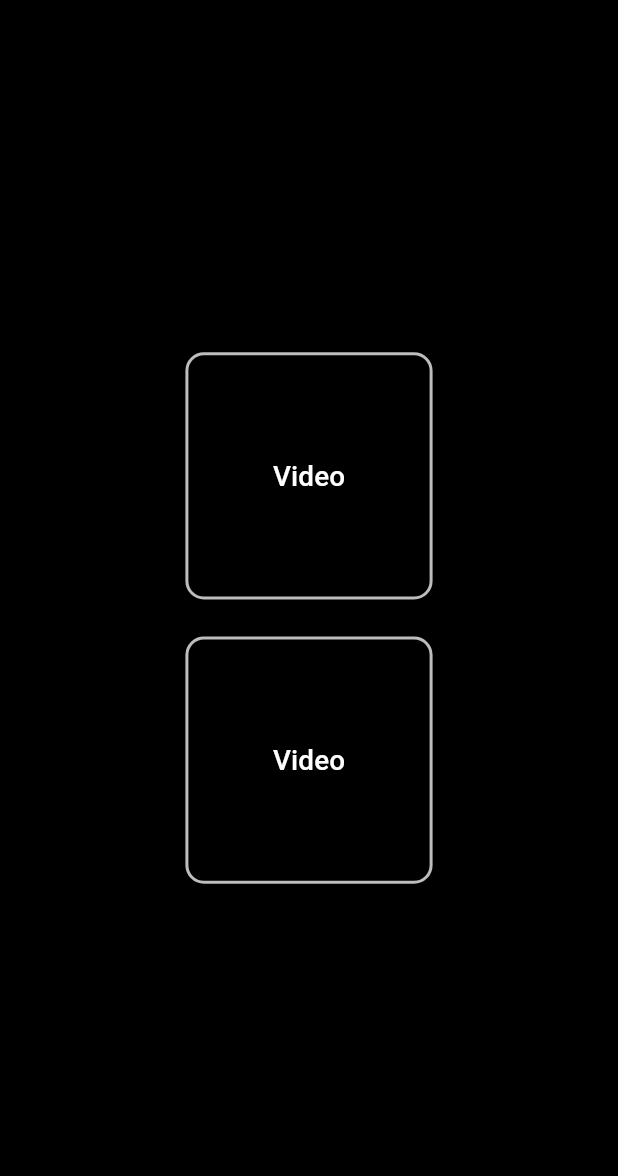
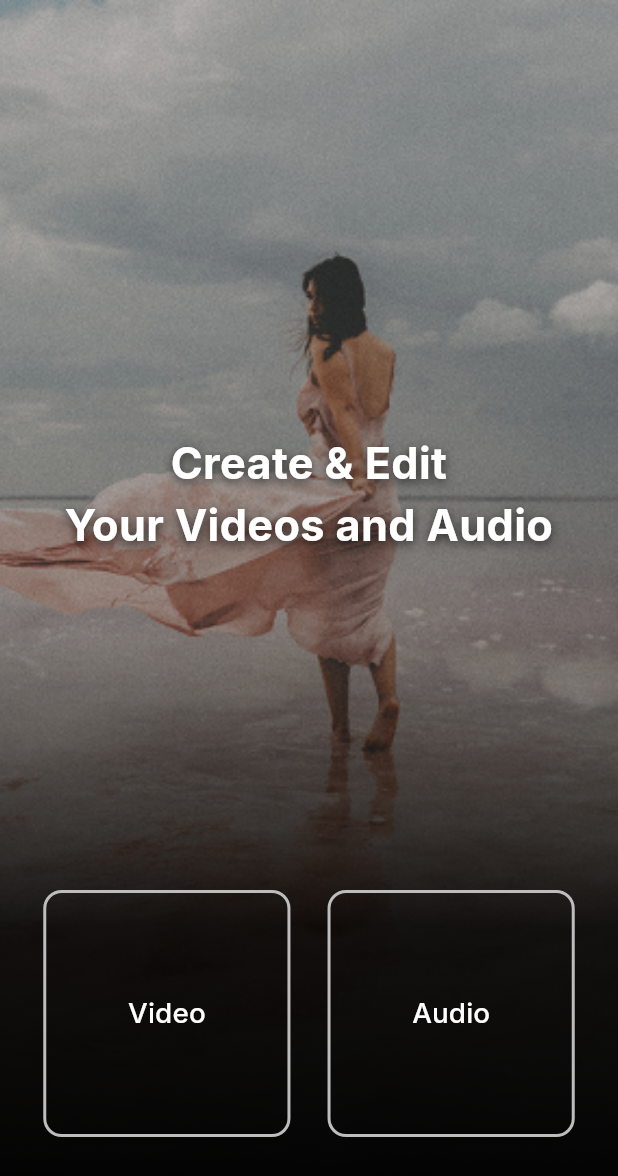
Before and after one commit to NikhilD1998/video_editor, a Flutter app: the screen it shows after launch, on a phone screen of 412 x 824 dp. Shown: the top 1176 px of the screen. Run offline on Flutter 3.47's test engine with Material 3 defaults, Android fonts, the light colour scheme and no system bars; our stand-ins replace google_fonts.

Commit message:
Refactor code structure for improved readability and maintainability

```diff
--- a/lib/main.dart
+++ b/lib/main.dart
@@ -1,6 +1,7 @@
 import 'package:flutter/material.dart';
 import 'package:video_editor/helpers/constants.dart';
 import 'package:video_editor/screens/splash_screen.dart';
+import 'package:google_fonts/google_fonts.dart';
 
 void main() {
   runApp(const MyApp());
@@ -16,6 +17,9 @@ class MyApp extends StatelessWidget {
       theme: ThemeData(
         scaffoldBackgroundColor: Colors.black,
         colorScheme: ColorScheme.fromSeed(seedColor: primaryColor),
+        textTheme: GoogleFonts.interTextTheme(
+          Theme.of(context).textTheme,
+        ), // Set Inter globally
       ),
       debugShowCheckedModeBanner: false,
       home: const SplashScreen(),
--- a/lib/screens/selection_screen.dart
+++ b/lib/screens/selection_screen.dart
@@ -10,16 +10,71 @@ class SelectionScreen extends StatelessWidget {
     final double buttonSize = ScreenSizes.width(context) * 0.4;
 
     return Scaffold(
-      body: Center(
-        child: Column(
-          mainAxisSize: MainAxisSize.min,
+      body: Stack(
+        children: [
+          SizedBox.expand(
+            child: Image.asset(
+              'assets/images/background.jpg',
+              fit: BoxFit.cover,
+            ),
+          ),
+          // Add a semi-transparent black overlay for shadow effect
+          SizedBox.expand(
+            child: Container(color: Colors.black.withOpacity(0.25)),
+          ),
+          Positioned(
+            left: 0,
+            right: 0,
+            top: ScreenSizes.height(context) * 0.35,
+            child: Center(
+              child: Text(
+                'Create & Edit\nYour Videos and Audio',
+                textAlign: TextAlign.center,
+                style: TextStyle(
+                  color: Colors.white,
+                  fontSize: ScreenSizes.width(context) * 0.07,
+                  fontWeight: FontWeight.bold,
+                  shadows: [
+                    Shadow(
+                      color: Colors.black.withOpacity(0.7),
+                      blurRadius: 8,
+                      offset: const Offset(0, 2),
+                    ),
+                  ],
+                ),
+              ),
+            ),
+          ),
+          Positioned(
+            left: 0,
+            right: 0,
+            bottom: 0,
+            height: ScreenSizes.height(context) * 0.5,
+            child: IgnorePointer(
+              child: Container(
+                decoration: const BoxDecoration(
+                  gradient: LinearGradient(
+                    begin: Alignment.topCenter,
+                    end: Alignment.bottomCenter,
+                    colors: [Colors.transparent, Colors.black87, Colors.black],
+                  ),
+                ),
+              ),
+            ),
+          ),
+          Positioned(
+            left: 0,
+            right: 0,
+            bottom: ScreenSizes.height(context) * 0.08,
+            child: Row(
+              mainAxisAlignment: MainAxisAlignment.center,
               children: [
                 SizedBox(
                   width: buttonSize,
                   height: buttonSize,
                   child: CustomButton(onPressed: () {}, text: 'Video'),
                 ),
-            SizedBox(height: ScreenSizes.height(context) * 0.03),
+                SizedBox(width: ScreenSizes.width(context) * 0.06),
                 SizedBox(
                   width: buttonSize,
                   height: buttonSize,
@@ -28,6 +83,8 @@ class SelectionScreen extends StatelessWidget {
               ],
             ),
           ),
+        ],
+      ),
     );
   }
 }
--- a/lib/widgets/custom_button.dart
+++ b/lib/widgets/custom_button.dart
@@ -19,11 +19,9 @@ class CustomButton extends StatelessWidget {
           ),
         ),
       ),
-      onPressed: () {
-        // TODO: Navigate to video screen
-      },
+      onPressed: onPressed,
       child: Text(
-        'Video',
+        text,
         style: TextStyle(
           color: Colors.white,
           fontSize: ScreenSizes.width(context) * 0.045,
```
Also changed, not shown: pubspec.yaml (+4 -5 lines), assets/images/background.jpg (added), pubspec.lock, 1 other file. Lines whose indentation alone changed are shown as unchanged.
